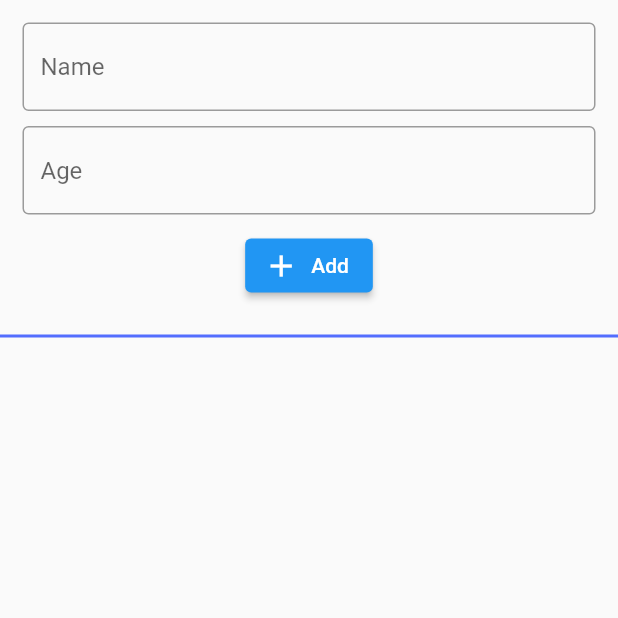
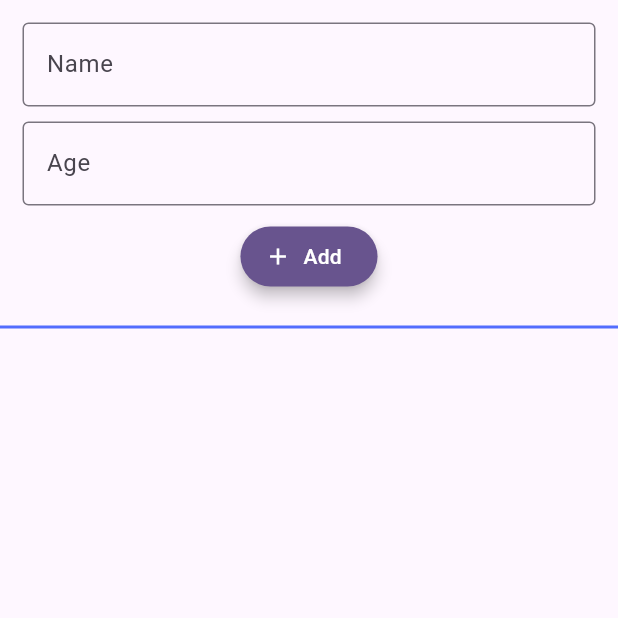
Before and after one commit to alinbabu2010/HiveApp, a Flutter app: the screen it shows after launch, on a phone screen of 412 x 824 dp, the top half of it. Run offline on Flutter 3.47's test engine with Material 2 defaults, Android fonts, the phone set to English and light mode, and no system bars; our stand-ins replace hive_flutter; accounts and stored records are empty.

Commit message:
Add material3 to app and change button to filled button

```diff
--- a/lib/main.dart
+++ b/lib/main.dart
@@ -20,7 +20,8 @@ class MyApp extends StatelessWidget {
     return MaterialApp(
       title: 'Hive App',
       theme: ThemeData(
-        primarySwatch: Colors.blue,
+        colorScheme: ColorScheme.fromSeed(seedColor: Colors.deepPurple),
+        useMaterial3: true,
       ),
       debugShowCheckedModeBanner: false,
       home: const HomeScreen(),
--- a/lib/widgets/add_widget.dart
+++ b/lib/widgets/add_widget.dart
@@ -69,10 +69,11 @@ class _AddWidgetState extends State<AddWidget> {
             keyboardType: TextInputType.number,
           ),
           const SizedBox(height: 10),
-          ElevatedButton.icon(
+          FilledButton.icon(
             onPressed: onAddData,
             icon: const Icon(Icons.add),
             label: const Text("Add"),
+            style: const ButtonStyle(elevation: MaterialStatePropertyAll(4)),
           )
         ],
       ),
```
